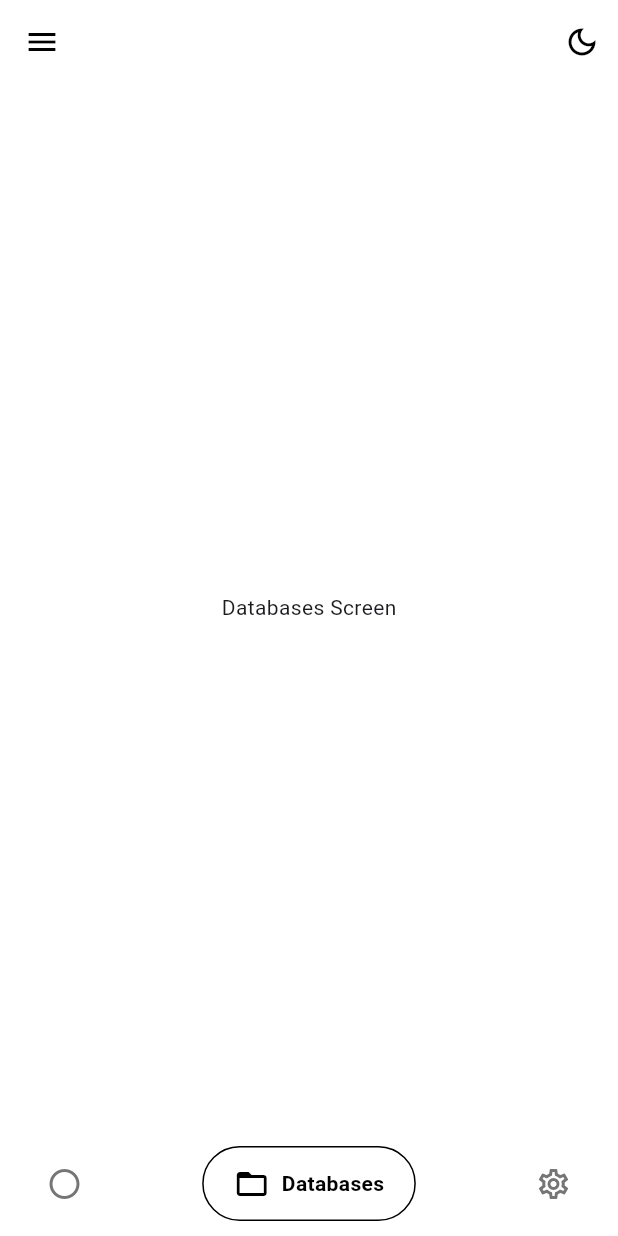
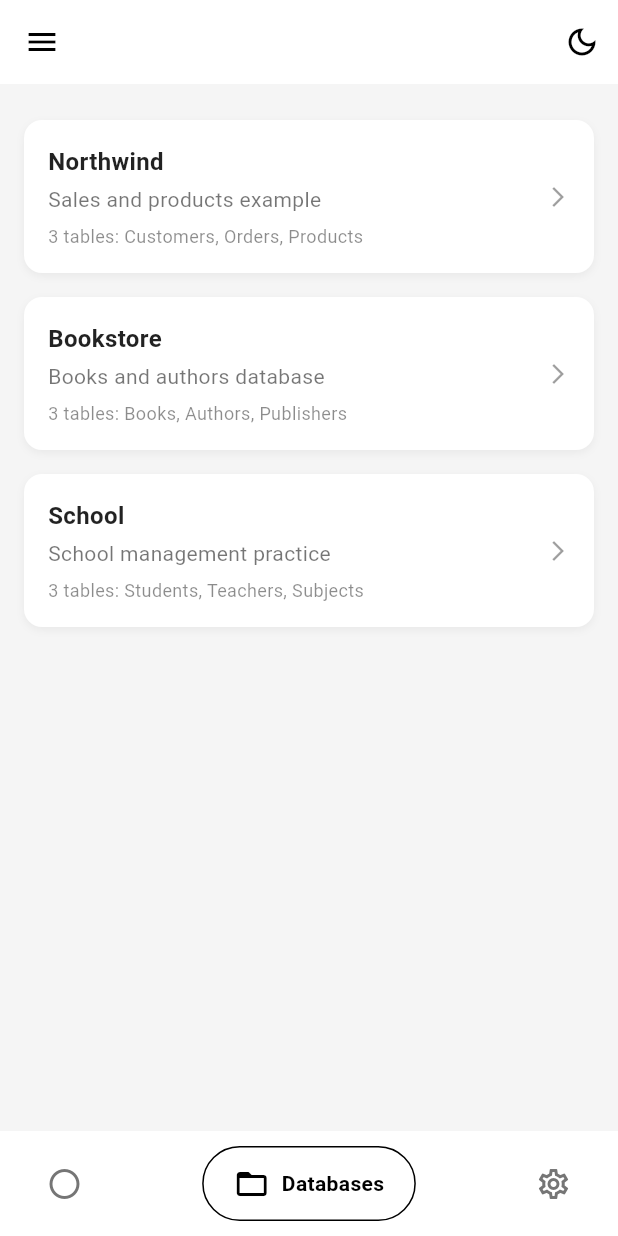
Before and after one commit to dariomatias-dev/sql_studio_app, a Flutter app: the screen it shows after launch, swiped to page 2, on a phone screen of 412 x 824 dp. Run offline on Flutter 3.47's test engine with Material 3 defaults, Android fonts, the phone set to English and light mode, and no system bars; drawn by our look-alikes of google_nav_bar; our stand-ins replace flutter_highlight, go_router, logger, shared_preferences, sqflite; missing offline and left inert: code_text_field, highlight; accounts and stored records are empty.

Commit message:
feat(lib/src/screens/databases/databases_screen.dart): created screen structure
- Developed the screen structure with a list of all default databases.

```diff
--- a/lib/src/screens/databases/databases_screen.dart
+++ b/lib/src/screens/databases/databases_screen.dart
@@ -1,4 +1,34 @@
 import 'package:flutter/material.dart';
+
+class DatabaseModel {
+  final String name;
+  final String description;
+  final List<String> tables;
+
+  const DatabaseModel({
+    required this.name,
+    required this.description,
+    required this.tables,
+  });
+}
+
+const defaultDatabases = <DatabaseModel>[
+  DatabaseModel(
+    name: 'Northwind',
+    description: 'Sales and products example',
+    tables: <String>['Customers', 'Orders', 'Products'],
+  ),
+  DatabaseModel(
+    name: 'Bookstore',
+    description: 'Books and authors database',
+    tables: <String>['Books', 'Authors', 'Publishers'],
+  ),
+  DatabaseModel(
+    name: 'School',
+    description: 'School management practice',
+    tables: <String>['Students', 'Teachers', 'Subjects'],
+  ),
+];
 
 class DatabasesScreen extends StatelessWidget {
   const DatabasesScreen({super.key});
@@ -6,8 +36,76 @@ class DatabasesScreen extends StatelessWidget {
   @override
   Widget build(BuildContext context) {
     return Scaffold(
-      backgroundColor: Colors.white,
-      body: Center(child: Text('Databases Screen')),
+      backgroundColor: Colors.grey.shade100,
+      body: Padding(
+        padding: const EdgeInsets.all(16.0),
+        child: ListView.builder(
+          itemCount: defaultDatabases.length,
+          itemBuilder: (context, index) {
+            final db = defaultDatabases[index];
+
+            return Container(
+              margin: const EdgeInsets.symmetric(vertical: 8.0),
+              padding: const EdgeInsets.all(16.0),
+              decoration: BoxDecoration(
+                color: Colors.white,
+                borderRadius: BorderRadius.circular(12.0),
+                boxShadow: <BoxShadow>[
+                  BoxShadow(
+                    color: Colors.black.withAlpha(13),
+                    blurRadius: 4.0,
+                    offset: const Offset(0.0, 2.0),
+                  ),
+                ],
+              ),
+              child: InkWell(
+                borderRadius: BorderRadius.circular(12.0),
+                onTap: () {},
+                child: Row(
+                  children: <Widget>[
+                    Expanded(
+                      child: Column(
+                        crossAxisAlignment: CrossAxisAlignment.start,
+                        children: [
+                          Text(
+                            db.name,
+                            style: TextStyle(
+                              color: Colors.black87,
+                              fontSize: 16.0,
+                              fontWeight: FontWeight.bold,
+                            ),
+                          ),
+                          const SizedBox(height: 4.0),
+                          Text(
+                            db.description,
+                            style: TextStyle(
+                              color: Colors.black54,
+                              fontSize: 14.0,
+                            ),
+                          ),
+                          const SizedBox(height: 6.0),
+                          Text(
+                            '${db.tables.length} tables: ${db.tables.join(', ')}',
+                            style: TextStyle(
+                              color: Colors.black45,
+                              fontSize: 12.0,
+                            ),
+                          ),
+                        ],
+                      ),
+                    ),
+                    Icon(
+                      Icons.arrow_forward_ios,
+                      color: Colors.black38,
+                      size: 16.0,
+                    ),
+                  ],
+                ),
+              ),
+            );
+          },
+        ),
+      ),
     );
   }
 }
```
